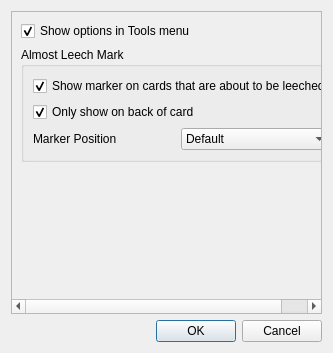
Above: res/ui/options_dialog.ui from iamjustkoi/LeechToolkit before the change. Below: the same form after it.
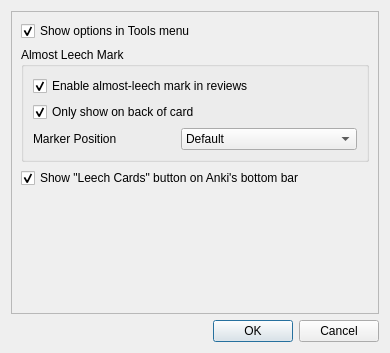
That is the form after the change.

Commit message: Added checkbox options for enabling the bottom "Leech Cards" button

What changed in the file:
```diff
--- a/res/ui/options_dialog.ui
+++ b/res/ui/options_dialog.ui
@@ -9,7 +9,7 @@
    <rect>
     <x>0</x>
     <y>0</y>
-    <width>333</width>
+    <width>390</width>
     <height>353</height>
    </rect>
   </property>
@@ -27,8 +27,8 @@
        <rect>
         <x>0</x>
         <y>0</y>
-        <width>313</width>
-        <height>142</height>
+        <width>370</width>
+        <height>165</height>
        </rect>
       </property>
       <property name="sizePolicy">
@@ -57,7 +57,7 @@
           <item>
            <widget class="QCheckBox" name="almostCheckbox">
             <property name="text">
-             <string>Show marker on cards that are about to be leeched</string>
+             <string>Enable almost-leech mark in reviews</string>
             </property>
             <property name="checked">
              <bool>true</bool>
@@ -110,6 +110,19 @@
          </layout>
         </widget>
        </item>
+       <item>
+        <widget class="QCheckBox" name="browseButtonCheckbox">
+         <property name="toolTip">
+          <string>Enables a button on the bottom bar to quickly view all leech cards for all on-screen decks.</string>
+         </property>
+         <property name="text">
+          <string>Show &quot;Leech Cards&quot; button on Anki's bottom bar</string>
+         </property>
+         <property name="checked">
+          <bool>true</bool>
+         </property>
+        </widget>
+       </item>
       </layout>
      </widget>
     </widget>
```
Left out of the diff: 3 changed lines with no effect on the pictures. The commit also changes 1 other file.
